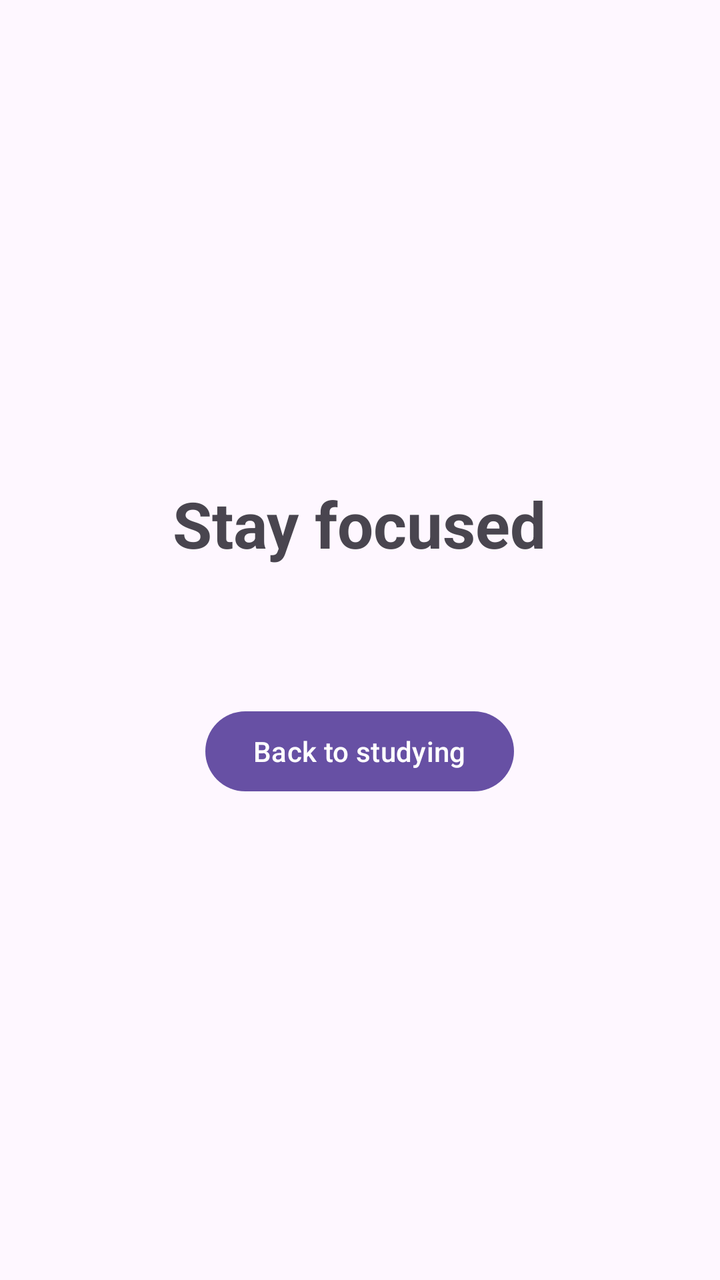
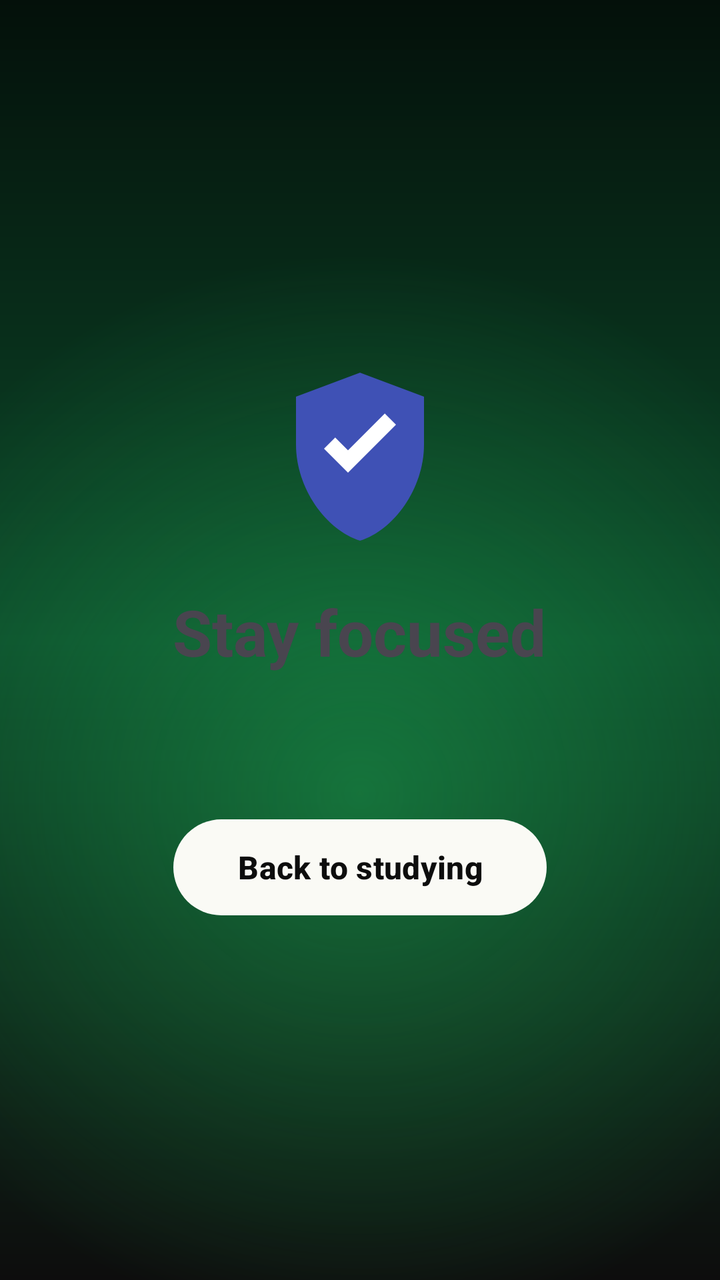

Before-and-after screenshots of an Android layout around one commit, followed by the original layout XML and the change that was made.
<!-- AndroidManifest.xml: application theme Theme.FocusGuard -->
<!-- res/layout/activity_block.xml -->
<?xml version="1.0" encoding="utf-8"?>
<LinearLayout xmlns:android="http://schemas.android.com/apk/res/android"
    android:layout_width="match_parent"
    android:layout_height="match_parent"
    android:gravity="center"
    android:orientation="vertical"
    android:padding="32dp">

    <TextView
        android:layout_width="wrap_content"
        android:layout_height="wrap_content"
        android:text="Stay focused"
        android:textSize="32sp"
        android:textStyle="bold" />

    <TextView
        android:id="@+id/blockMessage"
        android:layout_width="wrap_content"
        android:layout_height="wrap_content"
        android:layout_marginTop="12dp"
        android:gravity="center"
        android:textSize="18sp" />

    <Button
        android:id="@+id/backButton"
        android:layout_width="wrap_content"
        android:layout_height="wrap_content"
        android:layout_marginTop="32dp"
        android:text="Back to studying" />
</LinearLayout>
<!-- resources referenced by this layout -->
<resources>
  <style name="Theme.FocusGuard" parent="Theme.Material3.DayNight.NoActionBar" />
</resources>

<!-- the commit's change to res/layout/activity_block.xml (unified diff, before → after) -->
@@ -1,14 +1,23 @@
 <?xml version="1.0" encoding="utf-8"?>
 <LinearLayout xmlns:android="http://schemas.android.com/apk/res/android"
+    xmlns:app="http://schemas.android.com/apk/res-auto"
     android:layout_width="match_parent"
     android:layout_height="match_parent"
+    android:background="@drawable/bg_aurora"
     android:gravity="center"
     android:orientation="vertical"
     android:padding="32dp">
 
+    <ImageView
+        android:layout_width="96dp"
+        android:layout_height="96dp"
+        android:importantForAccessibility="no"
+        android:src="@drawable/ic_launcher" />
+
     <TextView
         android:layout_width="wrap_content"
         android:layout_height="wrap_content"
+        android:layout_marginTop="20dp"
         android:text="Stay focused"
         android:textSize="32sp"
         android:textStyle="bold" />
@@ -19,12 +28,20 @@
         android:layout_height="wrap_content"
         android:layout_marginTop="12dp"
         android:gravity="center"
+        android:textColor="#CCFFFFFF"
         android:textSize="18sp" />
 
-    <Button
+    <com.google.android.material.button.MaterialButton
         android:id="@+id/backButton"
         android:layout_width="wrap_content"
-        android:layout_height="wrap_content"
+        android:layout_height="56dp"
         android:layout_marginTop="32dp"
-        android:text="Back to studying" />
+        android:paddingStart="32dp"
+        android:paddingEnd="32dp"
+        android:text="Back to studying"
+        android:textColor="#0D0D0D"
+        android:textSize="16sp"
+        android:textStyle="bold"
+        app:backgroundTint="#FAFAF5"
+        app:cornerRadius="28dp" />
 </LinearLayout>
<!-- resource entries referenced after the edit -->
@@ -1,5 +1,43 @@
 <!-- resources referenced by this layout -->
 <resources>
+  <!-- drawable bg_aurora (drawable) -->
+  <?xml version="1.0" encoding="utf-8"?>
+  <layer-list xmlns:android="http://schemas.android.com/apk/res/android">
+      <item>
+          <shape android:shape="rectangle">
+              <gradient
+                  android:angle="270"
+                  android:centerColor="#0C4A2A"
+                  android:endColor="#0D0D0D"
+                  android:startColor="#04100A" />
+          </shape>
+      </item>
+      <item>
+          <shape android:shape="rectangle">
+              <gradient
+                  android:centerX="0.5"
+                  android:centerY="0.62"
+                  android:endColor="#0022C55E"
+                  android:gradientRadius="75%p"
+                  android:startColor="#6622C55E"
+                  android:type="radial" />
+          </shape>
+      </item>
+  </layer-list>
+  <!-- drawable ic_launcher (drawable) -->
+  <?xml version="1.0" encoding="utf-8"?>
+  <vector xmlns:android="http://schemas.android.com/apk/res/android"
+      android:width="48dp"
+      android:height="48dp"
+      android:viewportWidth="24"
+      android:viewportHeight="24">
+      <path
+          android:fillColor="#3F51B5"
+          android:pathData="M12,2L4,5v6c0,5.5 3.8,10.7 8,12c4.2,-1.3 8,-6.5 8,-12V5L12,2z" />
+      <path
+          android:fillColor="#FFFFFF"
+          android:pathData="M10.5,14.5l-3,-3 1.4,-1.4 1.6,1.6 4.6,-4.6 1.4,1.4z" />
+  </vector>
   <style name="Theme.FocusGuard" parent="Theme.Material3.DayNight.NoActionBar" />
 </resources>
 
